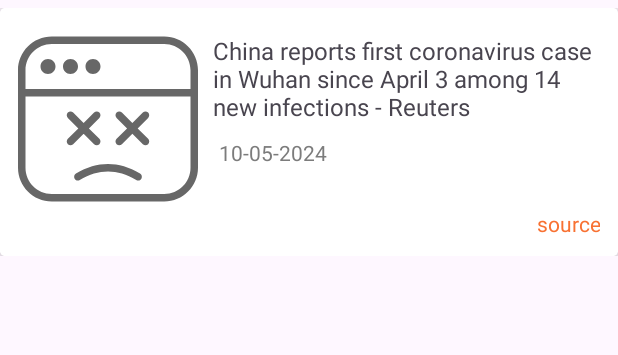
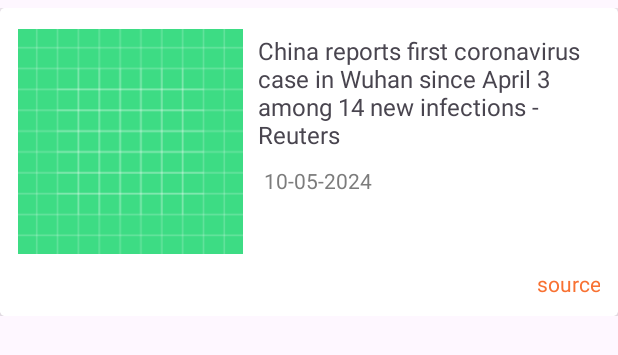
Before and after one commit to Kochipek/Clean-Architecture-MVVM-News, an Android app: the layout news_list_item.xml on its own in the app's theme, with its tools: preview values and no code run, on a phone screen of 412 x 824 dp. Shown: the top 355 px of the screen. Run offline under Robolectric (Android 15) with nearby library versions, the phone set to English and light mode, and no system bars.

Commit message:
add empty result and not found images

```diff
--- a/app/src/main/res/layout/news_list_item.xml
+++ b/app/src/main/res/layout/news_list_item.xml
@@ -23,19 +23,19 @@
 
             <ImageView
                 android:id="@+id/imgCover"
-                android:layout_width="120dp"
-                android:layout_height="120dp"
+                android:layout_width="150dp"
+                android:layout_height="150dp"
                 android:layout_marginStart="10dp"
                 android:layout_marginTop="12dp"
                 android:layout_marginEnd="10dp"
-                android:background="@drawable/not_found_24"
-                android:backgroundTint="#676767"
-                android:scaleType="centerCrop"
                 app:layout_constraintEnd_toEndOf="parent"
+                android:src="@drawable/ic_launcher_background"
                 app:layout_constraintHorizontal_bias="0.0"
                 app:layout_constraintStart_toStartOf="parent"
                 app:layout_constraintTop_toTopOf="parent"
-                tools:visibility="visible" />
+                tools:visibility="visible"
+                android:scaleType="centerCrop" />
+
 
             <TextView
                 android:id="@+id/tvTitle"
@@ -72,6 +72,7 @@
                 android:layout_height="wrap_content"
                 android:layout_marginRight="10dp"
                 android:layout_marginBottom="10dp"
+                android:layout_marginTop="10dp"
                 android:gravity="right"
                 android:text="@string/source"
                 android:textColor="#F87132"
```
Also changed, not shown: app/src/main/res/drawable/empty_result_shot.png (added), app/src/main/res/drawable/no_image_found.png (added).
